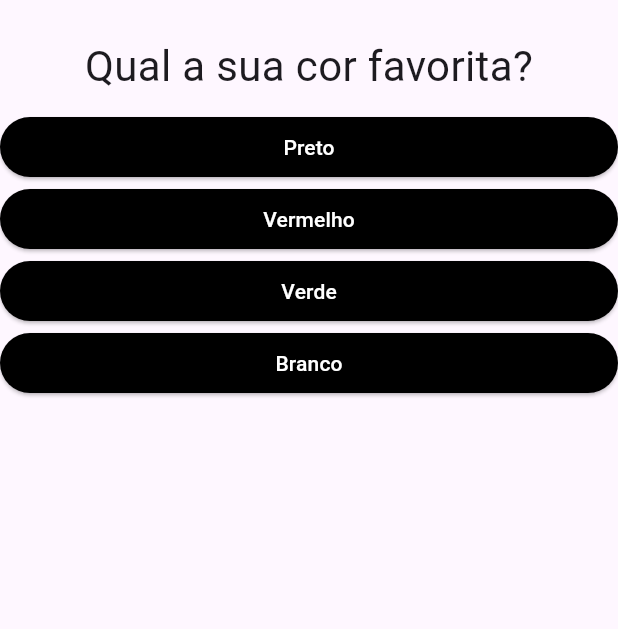
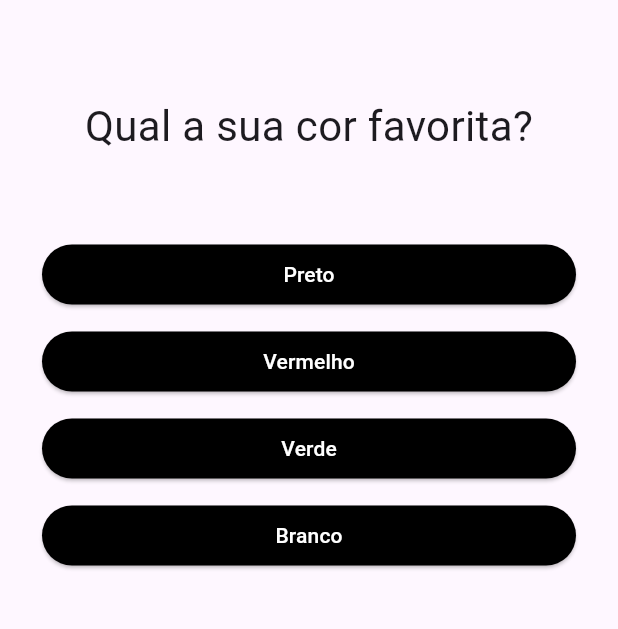
Before and after one commit to wellingtonzero21/Flutter, a Flutter app: the screen it shows after launch, on a phone screen of 412 x 824 dp, the part 63-692 px from its top. Run offline on Flutter 3.47's test engine with Material 3 defaults, Android fonts, the phone set to English and light mode, and no system bars.

Commit message:
pequenas alterações

```diff
--- a/projeto_perguntas/lib/main.dart
+++ b/projeto_perguntas/lib/main.dart
@@ -54,3 +54,4 @@ class PerguntaApp extends StatefulWidget {
   _PerguntaAppState createState(){
     return _PerguntaAppState();
   }
+}
--- a/projeto_perguntas/lib/questao.dart
+++ b/projeto_perguntas/lib/questao.dart
@@ -1,21 +1,19 @@
-import 'package:flutter/src/widgets/framework.dart';
-import 'package:flutter/src/widgets/placeholder.dart';
 import 'package:flutter/material.dart';
 
 class Questao extends StatelessWidget {
 
   final String texto;
 
-  Questao(this.texto);
+  const Questao(this.texto, {super.key});
 
   @override
   Widget build(BuildContext context) {
     return Container(
+      margin: const EdgeInsets.symmetric(horizontal: 28, vertical: 50),
       width: double.infinity,
-      margin: EdgeInsets.all(10),
       child: Text(
         texto,
-        style: TextStyle(fontSize: 28),
+        style: const TextStyle(fontSize: 28),
         textAlign: TextAlign.center,
       ),
     );
--- a/projeto_perguntas/lib/respostas.dart
+++ b/projeto_perguntas/lib/respostas.dart
@@ -5,11 +5,12 @@ class Resposta extends StatelessWidget {
   final String texto;
   final void Function() quandoSelecionado;
 
-    Resposta(this.texto, this.quandoSelecionado);
+    const Resposta(this.texto, this.quandoSelecionado, {super.key});
 
       @override
       Widget build(BuildContext context) {
         return Container(
+          margin: const EdgeInsets.symmetric(horizontal: 28, vertical: 5),
           width: double.infinity,
 
           child: ElevatedButton(
```
